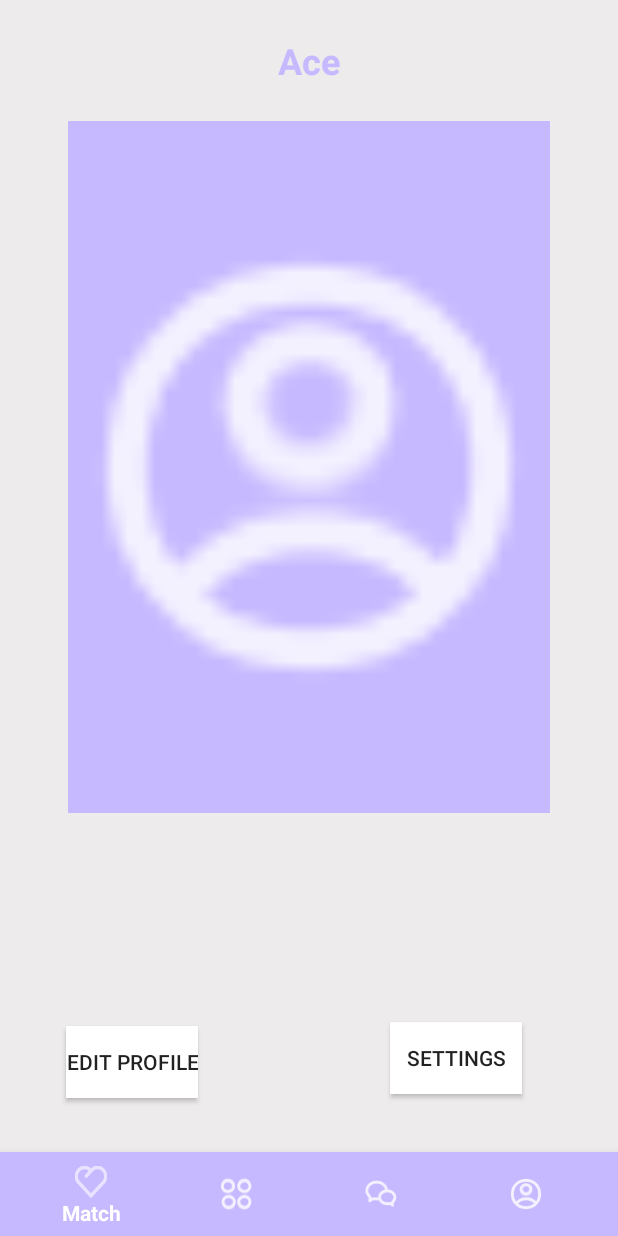
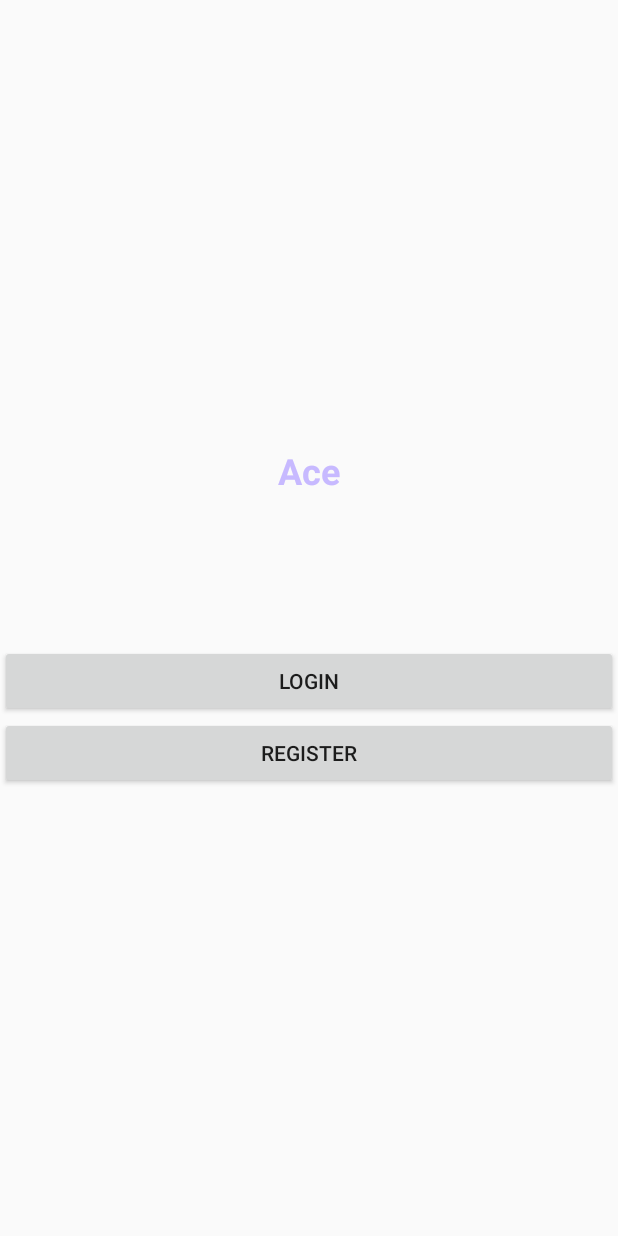
Before and after one commit to bbenjamin18/CS374Project, an Android app: the screen it shows after launch (MainActivity before the commit, StartActivity after it), on a phone screen of 412 x 824 dp. Run offline under Robolectric (Android 15) with nearby library versions, the phone set to English and light mode, and no system bars.

Commit message:
Add Login and Register Functions

```diff
--- /dev/null
+++ b/AceUiTest/app/src/main/java/com/example/navtest1/StartActivity.java
@@ -0,0 +1,36 @@
+package com.example.navtest1;
+
+import androidx.appcompat.app.AppCompatActivity;
+
+import android.content.Intent;
+import android.os.Bundle;
+import android.view.View;
+import android.widget.Button;
+
+public class StartActivity extends AppCompatActivity {
+
+    Button login, register;
+
+    @Override
+    protected void onCreate(Bundle savedInstanceState) {
+        super.onCreate(savedInstanceState);
+        setContentView(R.layout.activity_start);
+
+        login = findViewById(R.id.login);
+        register = findViewById(R.id.register);
+
+        login.setOnClickListener(new View.OnClickListener() {
+            @Override
+            public void onClick(View view) {
+                startActivity(new Intent(StartActivity.this, LoginActivity.class));
+            }
+        });
+
+        register.setOnClickListener(new View.OnClickListener() {
+            @Override
+            public void onClick(View view) {
+                startActivity(new Intent(StartActivity.this, RegisterActivity.class));
+            }
+        });
+    }
+}
--- /dev/null
+++ b/AceUiTest/app/src/main/res/layout/activity_start.xml
@@ -0,0 +1,33 @@
+<?xml version="1.0" encoding="utf-8"?>
+<LinearLayout xmlns:android="http://schemas.android.com/apk/res/android"
+    xmlns:app="http://schemas.android.com/apk/res-auto"
+    xmlns:tools="http://schemas.android.com/tools"
+    android:layout_width="match_parent"
+    android:gravity="center"
+    android:orientation="vertical"
+    android:layout_height="match_parent"
+    tools:context=".StartActivity">
+
+    <TextView
+        android:layout_width="wrap_content"
+        android:layout_height="wrap_content"
+        android:layout_alignParentTop="true"
+        android:layout_centerInParent="true"
+        android:text="Ace"
+        android:textColor="@color/ic_logo_background"
+        android:textSize="24sp"
+        android:textStyle="bold" />
+
+    <Button
+        android:layout_width="match_parent"
+        android:layout_height="wrap_content"
+        android:id="@+id/login"
+        android:layout_marginTop="100dp"
+        android:text="@string/login" />
+
+    <Button
+        android:layout_width="match_parent"
+        android:layout_height="wrap_content"
+        android:id="@+id/register"
+        android:text="@string/register" />
+</LinearLayout>
--- a/AceUiTest/app/src/main/res/values/strings.xml
+++ b/AceUiTest/app/src/main/res/values/strings.xml
@@ -9,4 +9,6 @@
     <string name="matches">Matches</string>
     <string name="match">Match</string>
     <string name="email">Email</string>
+    <string name="login">login</string>
+    <string name="register">register</string>
 </resources>
```
Also changed, not shown: AceUiTest/app/src/main/AndroidManifest.xml (+8 -2 lines), AceUiTest/app/src/main/java/com/example/navtest1/LoginActivity.java (added, +72 -0 lines), AceUiTest/app/src/main/java/com/example/navtest1/PrimaryActivity.java (added, +14 -0 lines), AceUiTest/app/src/main/java/com/example/navtest1/RegisterActivity.java (+96 -0 lines), AceUiTest/app/src/main/res/layout/activity_login.xml (added, +58 -0 lines), AceUiTest/app/src/main/res/layout/activity_primary.xml (added, +9 -0 lines).
